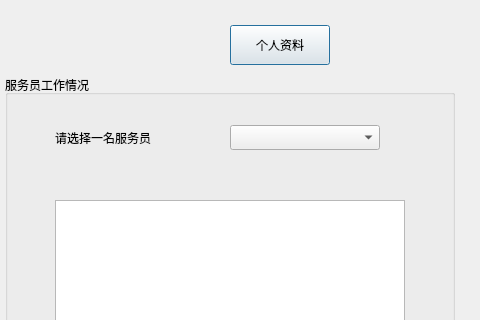
The window that ProjectFrontend/ManagerView.ui (Vladimir2506/ProjectCpp) describes before a commit, drawn with Qt 5; both pictures show x 520 to 1000 and y 0 to 320 of the 1000 by 750 pixel window.
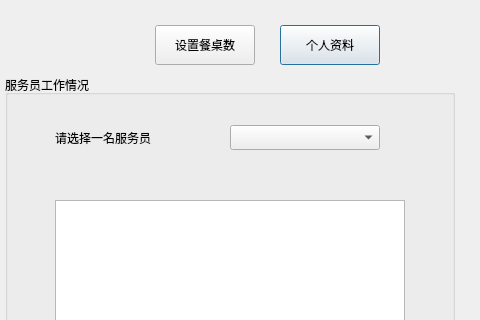
The same window after the commit.

Diff of the .ui file:
```diff
--- a/ProjectFrontend/ManagerView.ui
+++ b/ProjectFrontend/ManagerView.ui
@@ -147,7 +147,7 @@
   <widget class="QPushButton" name="btnProfile">
    <property name="geometry">
     <rect>
-     <x>750</x>
+     <x>800</x>
      <y>25</y>
      <width>100</width>
      <height>40</height>
@@ -157,6 +157,19 @@
     <string>个人资料</string>
    </property>
   </widget>
+  <widget class="QPushButton" name="btnSeatVacance">
+   <property name="geometry">
+    <rect>
+     <x>675</x>
+     <y>25</y>
+     <width>100</width>
+     <height>40</height>
+    </rect>
+   </property>
+   <property name="text">
+    <string>设置餐桌数</string>
+   </property>
+  </widget>
  </widget>
  <layoutdefault spacing="6" margin="11"/>
  <resources/>
```
Left out of the diff: 17 changed lines with no effect on the pictures.
